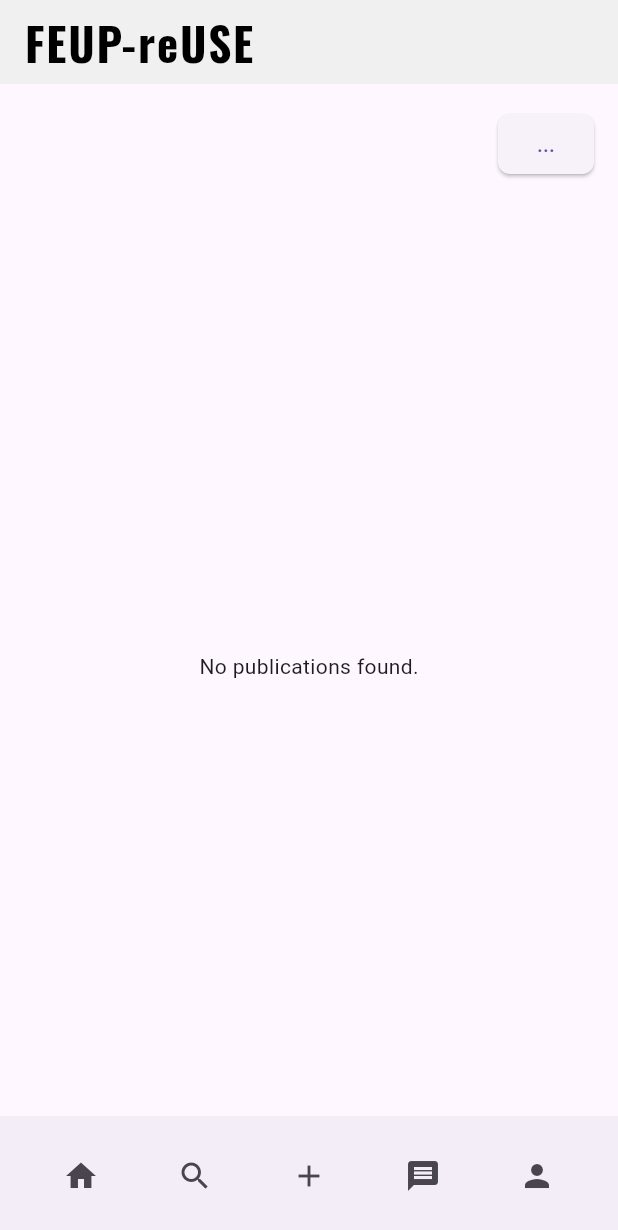
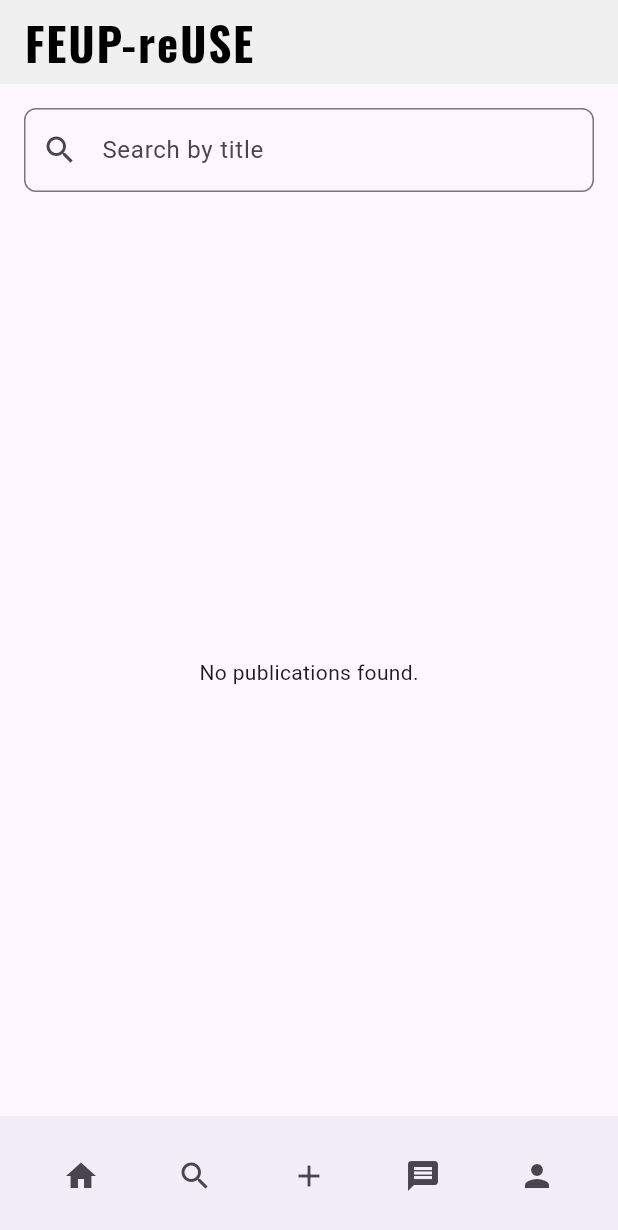
Before and after one commit to leonardomagalhaes21/feup-ESOF, a Flutter app: the MainScreen screen opened directly, on a phone screen of 412 x 824 dp. Shown: the top 1230 px of the screen. Run offline on Flutter 3.47's test engine with Material 3 defaults, Android fonts, the phone set to English and light mode, and no system bars; our stand-ins replace cloud_firestore, firebase_auth, firebase_core, flutter_rating_bar, google_fonts, image_picker and 1 more; accounts and stored records are empty.

Commit message:
Add files via upload

```diff
--- a/app_code/lib/publication_list.dart
+++ b/app_code/lib/publication_list.dart
@@ -3,7 +3,7 @@ import 'package:cloud_firestore/cloud_firestore.dart';
 import 'publication_item.dart';
 
 class PublicationList extends StatefulWidget {
-  const PublicationList({super.key});
+  const PublicationList({Key? key}) : super(key: key);
 
   @override
   _PublicationListState createState() => _PublicationListState();
@@ -11,7 +11,6 @@ class PublicationList extends StatefulWidget {
 
 class _PublicationListState extends State<PublicationList> {
   late TextEditingController _searchController;
-  bool _isSearchBarVisible = false;
 
   @override
   void initState() {
@@ -32,13 +31,6 @@ class _PublicationListState extends State<PublicationList> {
       children: [
         Padding(
           padding: const EdgeInsets.all(16.0),
-          child: Row(
-            children: [
-              Expanded(
-                child: Visibility(
-                  visible: _isSearchBarVisible,
-                  child: Padding(
-                    padding: const EdgeInsets.only(right: 16.0),
           child: TextField(
             controller: _searchController,
             decoration: InputDecoration(
@@ -49,28 +41,6 @@ class _PublicationListState extends State<PublicationList> {
               ),
             ),
             onChanged: _filterPublications,
-                    ),
-                  ),
-                ),
-              ),
-              ElevatedButton(
-                onPressed: () {
-                  setState(() {
-                    _isSearchBarVisible = !_isSearchBarVisible;
-                    if (!_isSearchBarVisible) {
-                      _searchController.clear();
-                      _filterPublications('');
-                    }
-                  });
-                },
-                style: ElevatedButton.styleFrom(
-                  shape: RoundedRectangleBorder(
-                    borderRadius: BorderRadius.circular(8), // Rounded corners
-                  ),
-                ),
-                child: Text('...'),
-              ),
-            ],
           ),
         ),
         const SizedBox(height: 8),
@@ -96,44 +66,23 @@ class _PublicationListState extends State<PublicationList> {
                   child: Text('No publications found.'),
                 );
               }
-              return FutureBuilder<QuerySnapshot>(
-                future: FirebaseFirestore.instance
-                    .collection('ratings')
-                    .get(),
-                builder: (context, ratingsSnapshot) {
-                  if (ratingsSnapshot.connectionState ==
-                      ConnectionState.waiting) {
-                    return const Center(child: CircularProgressIndicator());
-                  }
-                  if (ratingsSnapshot.hasError) {
-                    return Center(
-                        child: Text('Error: ${ratingsSnapshot.error}'));
-                  }
-                  final Map<String, double> userRatings = {
-                    for (final doc in ratingsSnapshot.data!.docs)
-                      doc.id: (doc['rating'] ?? 0.0).toDouble(),
-                  };
-
-                  final List<QueryDocumentSnapshot> filteredPublications =
-                      _getFilteredPublications(snapshot.data!.docs);
-                  return ListView.builder(
-                    itemCount: filteredPublications.length,
+              return SingleChildScrollView(
+                child: Column(
+                  children: [
+                    ListView.builder(
+                      shrinkWrap: true,
+                      physics: NeverScrollableScrollPhysics(),
+                      itemCount: snapshot.data!.docs.length,
                       itemBuilder: (context, index) {
-                      var publication = filteredPublications[index];
-                      var userId = publication['userId'];
-                      var userRating = userRatings[userId] ?? 0.0;
-                      return Column(
-                        crossAxisAlignment: CrossAxisAlignment.start,
-                        children: [
-                          PublicationItem(
+                        var publication = snapshot.data!.docs[index];
+                        return PublicationItem(
                           publication: publication,
-                            userRating: userRating,
+                          userRating: 0,
+                        );
+                      },
                     ),
                   ],
-                      );
-                    },
-                  );
-                },
+                ),
               );
             },
           ),
@@ -145,13 +94,4 @@ class _PublicationListState extends State<PublicationList> {
   void _filterPublications(String value) {
     setState(() {});
   }
-
-  List<QueryDocumentSnapshot> _getFilteredPublications(
-      List<QueryDocumentSnapshot> publications) {
-    final String searchQuery = _searchController.text.toLowerCase();
-    return publications
-        .where((publication) =>
-            publication['title'].toString().toLowerCase().contains(searchQuery))
-        .toList();
 }
-}
```
Lines whose indentation alone changed are shown as unchanged.
